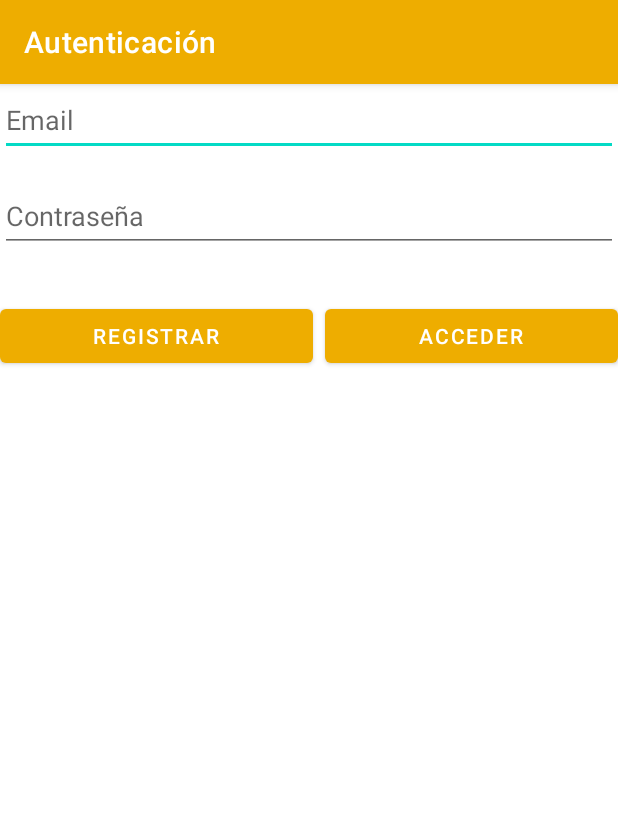
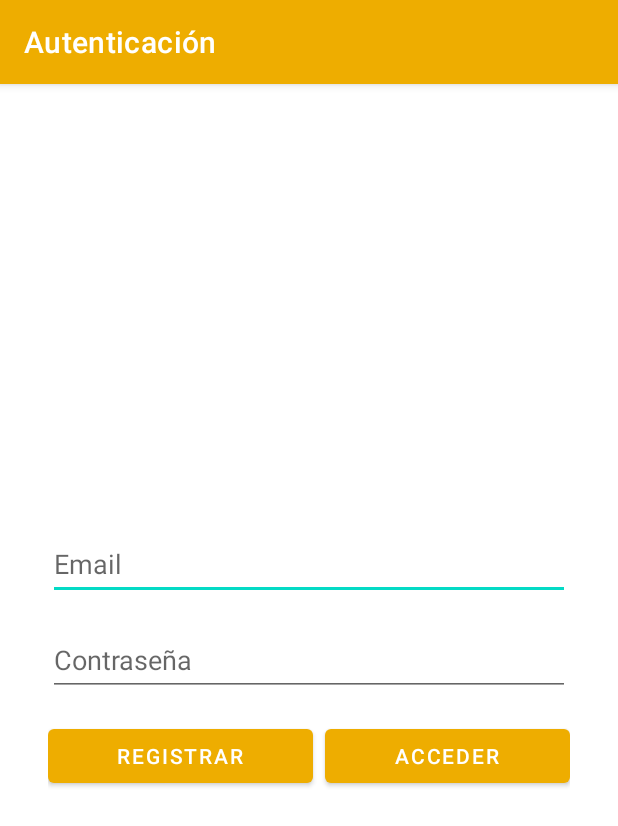
Before and after one commit to FourTech2/go-office, an Android app: the screen it shows after launch (AuthActivity), on a phone screen of 412 x 824 dp. Shown: the top 826 px of the screen. Run offline under Robolectric (Android 15) with nearby library versions, the phone set to English and light mode, and no system bars; our stand-ins replace Firebase (no records; nobody signed in at launch, a user with empty details on screens opened directly).

Commit message:
Aplicando arquitectura en iniciar sesión

```diff
--- /dev/null
+++ b/app/src/main/java/com/example/loginfirebase/data/repo/AuthenticationRepository.kt
@@ -0,0 +1,46 @@
+package com.example.loginfirebase.data.repo
+
+import android.app.Application
+import android.widget.Toast
+import androidx.lifecycle.MutableLiveData
+import com.google.firebase.auth.FirebaseAuth
+import com.google.firebase.auth.FirebaseUser
+
+class AuthenticationRepository(private var application: Application) {
+    private val auth = FirebaseAuth.getInstance()
+    private var userMutableLiveData = MutableLiveData<FirebaseUser>()
+    private var userLoggedMutableLiveData = MutableLiveData<Boolean>()
+
+    fun getUserMutableLiveData(): MutableLiveData<FirebaseUser>{
+        return userMutableLiveData
+    }
+
+    fun getUserLoggedMutableLiveData(): MutableLiveData<Boolean>{
+        return userLoggedMutableLiveData
+    }
+
+    fun login(email: String, password: String) {
+        auth.signInWithEmailAndPassword(email, password).addOnCompleteListener {
+            if (it.isSuccessful) {
+                userMutableLiveData.postValue(auth.currentUser)
+            } else {
+                Toast.makeText(application, it.exception?.message, Toast.LENGTH_SHORT).show()
+            }
+        }
+    }
+
+    fun register(email: String, password: String) {
+        auth.createUserWithEmailAndPassword(email, password).addOnCompleteListener {
+            if (it.isSuccessful) {
+                userMutableLiveData.postValue(auth.currentUser)
+            } else {
+                Toast.makeText(application, it.exception?.message, Toast.LENGTH_SHORT).show()
+            }
+        }
+    }
+
+    fun singOut(){
+        auth.signOut()
+        userLoggedMutableLiveData.postValue(true)
+    }
+}
--- /dev/null
+++ b/app/src/main/java/com/example/loginfirebase/viewmodel/AuthenticationViewModel.kt
@@ -0,0 +1,33 @@
+package com.example.loginfirebase.viewmodel
+
+import android.app.Application
+import androidx.lifecycle.AndroidViewModel
+import androidx.lifecycle.MutableLiveData
+import com.example.loginfirebase.data.repo.AuthenticationRepository
+import com.google.firebase.auth.FirebaseUser
+
+class AuthenticationViewModel(application: Application) : AndroidViewModel(application) {
+    private val repository = AuthenticationRepository(application)
+    private var userMutableLiveData = repository.getUserMutableLiveData()
+    private var userLoggedMutableLiveData = repository.getUserLoggedMutableLiveData()
+
+    fun getUserMutableLiveData(): MutableLiveData<FirebaseUser> {
+        return userMutableLiveData
+    }
+
+    fun getUserLoggedMutableLiveData(): MutableLiveData<Boolean> {
+        return userLoggedMutableLiveData
+    }
+
+    fun login(email: String, password: String) {
+        repository.login(email, password)
+    }
+
+    fun register(email: String, password: String){
+        repository.register(email, password)
+    }
+
+    fun singOut(){
+        repository.singOut()
+    }
+}
--- a/app/src/main/res/layout/activity_auth.xml
+++ b/app/src/main/res/layout/activity_auth.xml
@@ -1,15 +1,25 @@
 <?xml version="1.0" encoding="utf-8"?>
-<LinearLayout xmlns:android="http://schemas.android.com/apk/res/android"
+<androidx.constraintlayout.widget.ConstraintLayout xmlns:android="http://schemas.android.com/apk/res/android"
     xmlns:app="http://schemas.android.com/apk/res-auto"
     xmlns:tools="http://schemas.android.com/tools"
     android:id="@+id/authLayout"
     android:layout_width="match_parent"
-    android:layout_height="wrap_content"
-    android:layout_gravity="center"
-    android:layout_marginStart="32dp"
-    android:layout_marginEnd="32dp"
+    android:layout_height="match_parent"
+    android:layout_marginStart="0dp"
+    android:layout_marginEnd="0dp"
     android:orientation="vertical"
     tools:context=".AuthActivity">
+
+    <LinearLayout
+        android:layout_width="0dp"
+        android:layout_height="wrap_content"
+        android:orientation="vertical"
+        app:layout_constraintBottom_toBottomOf="parent"
+        app:layout_constraintEnd_toEndOf="parent"
+        app:layout_constraintStart_toStartOf="parent"
+        app:layout_constraintTop_toTopOf="parent"
+        android:layout_marginStart="32dp"
+        android:layout_marginEnd="32dp">
 
         <EditText
             android:id="@+id/emailEditText"
@@ -37,10 +47,6 @@
             android:layout_width="match_parent"
             android:layout_height="16dp" />
 
-    <Space
-        android:layout_width="match_parent"
-        android:layout_height="16dp" />
-
         <LinearLayout
             android:layout_width="match_parent"
             android:layout_height="match_parent"
@@ -51,7 +57,6 @@
                 android:layout_width="wrap_content"
                 android:layout_height="wrap_content"
                 android:layout_weight="1"
-            android:onClick="singUp"
                 android:text="@string/register" />
 
             <Space
@@ -63,8 +68,8 @@
                 android:layout_width="wrap_content"
                 android:layout_height="wrap_content"
                 android:layout_weight="1"
-            android:onClick="logIn"
                 android:text="@string/login_button" />
         </LinearLayout>
+    </LinearLayout>
 
-</LinearLayout>
+</androidx.constraintlayout.widget.ConstraintLayout>
--- a/app/src/main/res/layout/fragment_home.xml
+++ b/app/src/main/res/layout/fragment_home.xml
@@ -39,8 +39,7 @@
             android:layout_width="wrap_content"
             android:layout_height="wrap_content"
             android:layout_weight="1"
-            android:onClick="showEmployees"
-            android:text="Empleados" />
+            android:text="@string/Employees" />
     </LinearLayout>
 
     <Space
@@ -51,7 +50,6 @@
         android:id="@+id/logOutButton"
         android:layout_width="match_parent"
         android:layout_height="wrap_content"
-        android:onClick="logOut"
         android:text="@string/logout" />
 
 </LinearLayout>
--- a/app/src/main/res/values/strings.xml
+++ b/app/src/main/res/values/strings.xml
@@ -38,4 +38,5 @@
         <item>Comunicaciones</item>
     </string-array>
     <string name="space_to_reserve">Espacio a reservar</string>
+    <string name="Employees">Empleados</string>
 </resources>
```
Also changed, not shown: app/src/main/java/com/example/loginfirebase/AuthActivity.kt (+40 -30 lines), app/src/main/java/com/example/loginfirebase/HomeActivity.kt (+0 -24 lines), app/src/main/java/com/example/loginfirebase/ui/home/HomeFragment.kt (+38 -9 lines). Lines whose indentation alone changed are shown as unchanged.
